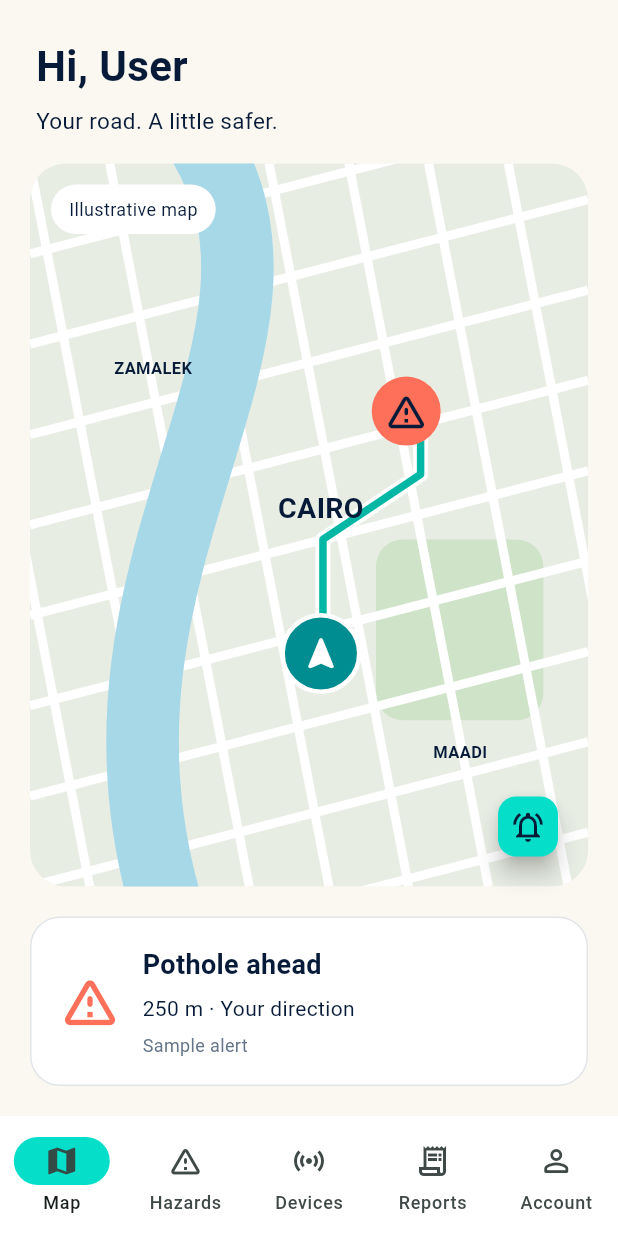
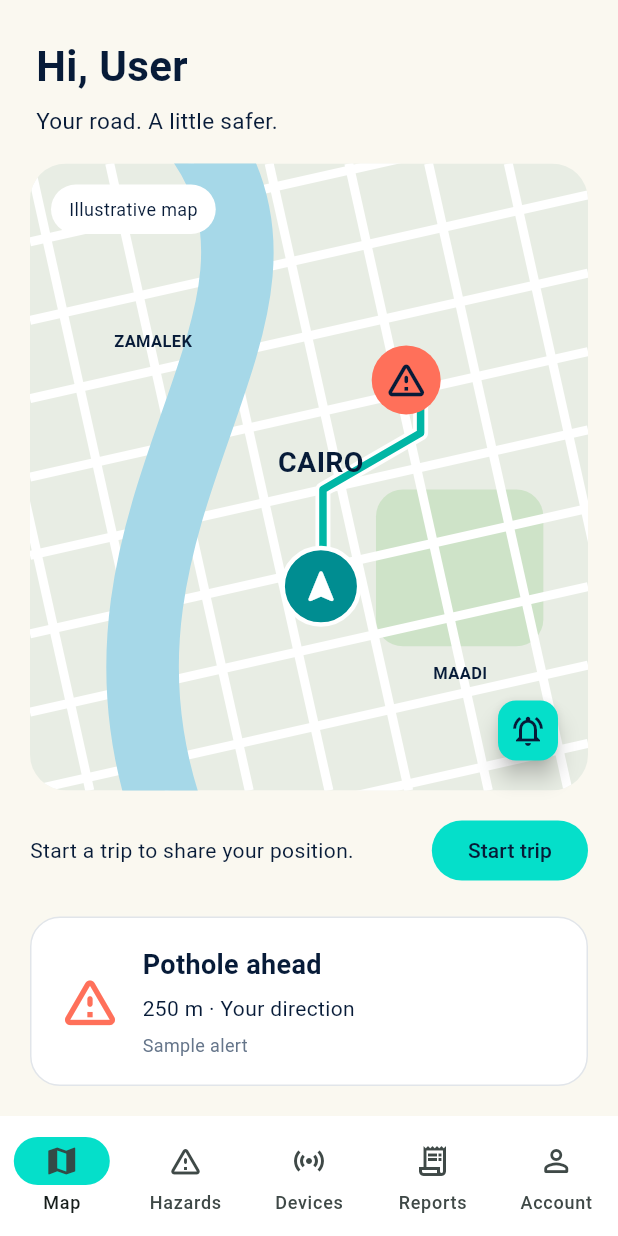
Before and after one commit to malakshetat78/Graduation-Project-, a Flutter app: the HomeScreen screen opened directly, on a phone screen of 412 x 824 dp. Run offline on Flutter 3.47's test engine with Material 3 defaults, Android fonts, the phone set to English and light mode, and no system bars; our stand-ins replace geolocator, sqflite; accounts and stored records are empty; network calls fail.

Commit message:
Send vehicle positions to the backend during a trip

```diff
--- a/mobile/lib/screens/home_screen.dart
+++ b/mobile/lib/screens/home_screen.dart
@@ -7,6 +7,7 @@ import 'devices_screen.dart';
 import 'reports_screen.dart';
 import 'account_screen.dart';
 import 'alert_screen.dart';
+import 'trip_card.dart';
 
 class HomeScreen extends StatefulWidget {
   const HomeScreen({super.key});
@@ -132,6 +133,8 @@ class _HomeScreenState extends State<HomeScreen> {
           ),
         ),
 
+        const TripCard(),
+
         Padding(
           padding: const EdgeInsets.all(20),
           child: Container(
--- /dev/null
+++ b/mobile/lib/screens/trip_card.dart
@@ -0,0 +1,63 @@
+import 'package:flutter/material.dart';
+
+import '../core/app_colors.dart';
+import '../services/beacon_service.dart';
+
+class TripCard extends StatelessWidget {
+  const TripCard({super.key});
+
+  String _message(BeaconService service) {
+    switch (service.status) {
+      case TripStatus.active:
+        return service.lastProblem ??
+            'Sent ${service.sentCount} · Waiting ${service.waitingCount}';
+      case TripStatus.starting:
+        return 'Starting...';
+      case TripStatus.noDevice:
+        return 'Link a device before starting a trip.';
+      case TripStatus.noLocation:
+        return 'Location is unavailable.';
+      case TripStatus.stopped:
+        return 'Start a trip to share your position.';
+    }
+  }
+
+  @override
+  Widget build(BuildContext context) {
+    final service = BeaconService.instance;
+
+    return ListenableBuilder(
+      listenable: service,
+      builder: (context, _) {
+        return Padding(
+          padding: const EdgeInsets.fromLTRB(20, 16, 20, 0),
+          child: Row(
+            children: [
+              Expanded(
+                child: Text(
+                  _message(service),
+                  style: const TextStyle(color: AppColors.navy),
+                ),
+              ),
+              const SizedBox(width: 12),
+              FilledButton(
+                onPressed: service.status == TripStatus.starting
+                    ? null
+                    : service.isActive
+                    ? service.stop
+                    : service.start,
+                style: FilledButton.styleFrom(
+                  backgroundColor: service.isActive
+                      ? AppColors.coral
+                      : AppColors.turquoise,
+                  foregroundColor: AppColors.navy,
+                ),
+                child: Text(service.isActive ? 'End trip' : 'Start trip'),
+              ),
+            ],
+          ),
+        );
+      },
+    );
+  }
+}
--- /dev/null
+++ b/mobile/lib/services/beacon_service.dart
@@ -0,0 +1,148 @@
+import 'dart:async';
+import 'dart:convert';
+import 'dart:math';
+
+import 'package:flutter/foundation.dart';
+import 'package:geolocator/geolocator.dart';
+import 'package:http/http.dart' as http;
+
+import 'api_service.dart';
+
+enum TripStatus { stopped, starting, active, noDevice, noLocation }
+
+class BeaconService extends ChangeNotifier {
+  BeaconService._();
+
+  static final BeaconService instance = BeaconService._();
+
+  static const _vehicleId = String.fromEnvironment('BEACON_DEVICE_ID');
+  static const _sendEvery = Duration(seconds: 10);
+  static const _requestTimeout = Duration(seconds: 10);
+  static const _maxBuffered = 3600;
+  static const _finalStatuses = {400, 403, 413, 422};
+
+  final http.Client _client = http.Client();
+  final List<Map<String, Object>> _buffer = [];
+
+  StreamSubscription<Position>? _positions;
+  Timer? _timer;
+  bool _sending = false;
+
+  TripStatus status = TripStatus.stopped;
+  int sentCount = 0;
+  String? lastProblem;
+
+  bool get isActive => status == TripStatus.active;
+  int get waitingCount => _buffer.length;
+
+  void _setStatus(TripStatus value) {
+    status = value;
+    notifyListeners();
+  }
+
+  Future<void> start() async {
+    if (isActive || status == TripStatus.starting) return;
+
+    if (_vehicleId.isEmpty) {
+      _setStatus(TripStatus.noDevice);
+      return;
+    }
+
+    _setStatus(TripStatus.starting);
+
+    if (!await _locationAllowed()) {
+      _setStatus(TripStatus.noLocation);
+      return;
+    }
+
+    sentCount = 0;
+    lastProblem = null;
+
+    _positions = Geolocator.getPositionStream(
+      locationSettings: AndroidSettings(
+        accuracy: LocationAccuracy.high,
+        distanceFilter: 0,
+        intervalDuration: const Duration(seconds: 1),
+      ),
+    ).listen(_addPosition, onError: (_) => _setStatus(TripStatus.noLocation));
+
+    _timer = Timer.periodic(_sendEvery, (_) => unawaited(_flush()));
+    _setStatus(TripStatus.active);
+  }
+
+  Future<void> stop() async {
+    _timer?.cancel();
+    _timer = null;
+    await _positions?.cancel();
+    _positions = null;
+    await _flush();
+    _setStatus(TripStatus.stopped);
+  }
+
+  Future<bool> _locationAllowed() async {
+    if (!await Geolocator.isLocationServiceEnabled()) return false;
+
+    var permission = await Geolocator.checkPermission();
+
+    if (permission == LocationPermission.denied) {
+      permission = await Geolocator.requestPermission();
+    }
+
+    return permission == LocationPermission.always ||
+        permission == LocationPermission.whileInUse;
+  }
+
+  void _addPosition(Position position) {
+    // No heading means no usable direction, so nothing is invented for it.
+    if (position.heading < 0) return;
+
+    _buffer.add({
+      'vehicle_id': _vehicleId,
+      't': position.timestamp.millisecondsSinceEpoch / 1000,
+      'lat': position.latitude,
+      'lon': position.longitude,
+      'speed_mps': max(position.speed, 0.0),
+      'heading_deg': position.heading % 360,
+      'detector_on': true,
+    });
+
+    if (_buffer.length > _maxBuffered) {
+      _buffer.removeAt(0);
+    }
+
+    notifyListeners();
+  }
+
+  Future<void> _flush() async {
+    if (_sending || _buffer.isEmpty) return;
+
+    _sending = true;
+    final batch = List<Map<String, Object>>.of(_buffer);
+
+    try {
+      final response = await _client
+          .post(
+            Uri.parse('${ApiService.baseUrl}/beacons'),
+            headers: {'Content-Type': 'application/json'},
+            body: jsonEncode(batch),
+          )
+          .timeout(_requestTimeout);
+
+      if (response.statusCode == 200) {
+        _buffer.removeRange(0, min(batch.length, _buffer.length));
+        sentCount += batch.length;
+        lastProblem = null;
+      } else if (_finalStatuses.contains(response.statusCode)) {
+        _buffer.removeRange(0, min(batch.length, _buffer.length));
+        lastProblem = 'Server refused positions: ${response.statusCode}';
+      } else {
+        lastProblem = 'Server unavailable: ${response.statusCode}';
+      }
+    } on Exception {
+      lastProblem = 'No connection. Positions are waiting.';
+    } finally {
+      _sending = false;
+      notifyListeners();
+    }
+  }
+}
--- a/mobile/pubspec.yaml
+++ b/mobile/pubspec.yaml
@@ -16,6 +16,7 @@ dependencies:
   http: ^1.6.0
   sqflite: ^2.4.5
   path: ^1.9.1
+  geolocator: ^14.1.2
 
 dev_dependencies:
   flutter_test:
```
Also changed, not shown: mobile/pubspec.lock, 4 other files.
